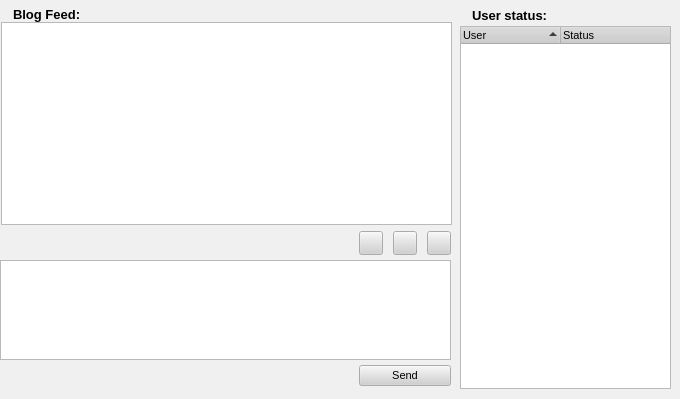
Above: retroshare-gui/src/gui/BlogDialog.ui from RetroShare/RetroShare before the change. Below: the same form after it.
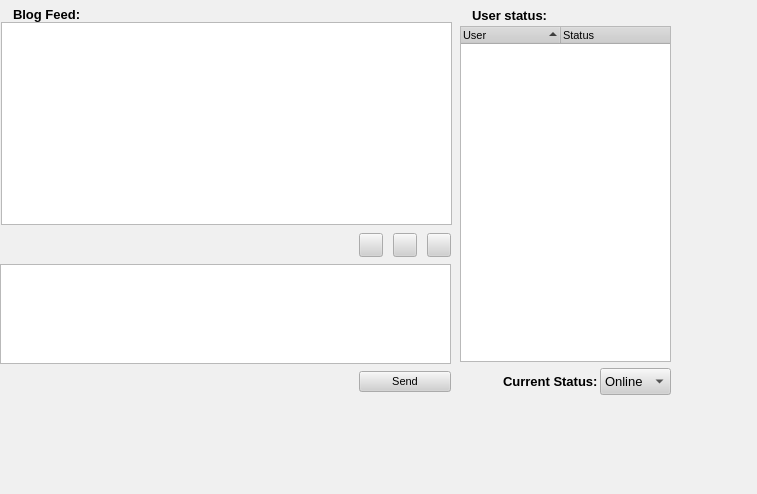
That is the form after the change. Icons and pictures are not drawn.

Commit message: Added a status dropdown including a few example statuses

What changed in the file:
```diff
--- a/retroshare-gui/src/gui/BlogDialog.ui
+++ b/retroshare-gui/src/gui/BlogDialog.ui
@@ -5,8 +5,8 @@
    <rect>
     <x>0</x>
     <y>0</y>
-    <width>680</width>
-    <height>399</height>
+    <width>757</width>
+    <height>494</height>
    </rect>
   </property>
   <property name="sizePolicy" >
@@ -510,7 +510,7 @@
      <x>460</x>
      <y>6</y>
      <width>211</width>
-     <height>383</height>
+     <height>356</height>
     </rect>
    </property>
    <layout class="QGridLayout" >
@@ -783,13 +783,68 @@
     </item>
    </layout>
   </widget>
+  <widget class="QComboBox" name="comboBox" >
+   <property name="geometry" >
+    <rect>
+     <x>600</x>
+     <y>368</y>
+     <width>71</width>
+     <height>27</height>
+    </rect>
+   </property>
+   <property name="font" >
+    <font>
+     <pointsize>10</pointsize>
+    </font>
+   </property>
+   <item>
+    <property name="text" >
+     <string>Online</string>
+    </property>
+   </item>
+   <item>
+    <property name="text" >
+     <string>Away</string>
+    </property>
+   </item>
+   <item>
+    <property name="text" >
+     <string>Busy</string>
+    </property>
+   </item>
+   <item>
+    <property name="text" >
+     <string>Offline</string>
+    </property>
+   </item>
+  </widget>
+  <widget class="QLabel" name="label_3" >
+   <property name="geometry" >
+    <rect>
+     <x>503</x>
+     <y>371</y>
+     <width>101</width>
+     <height>20</height>
+    </rect>
+   </property>
+   <property name="font" >
+    <font>
+     <pointsize>10</pointsize>
+     <weight>75</weight>
+     <bold>true</bold>
+    </font>
+   </property>
+   <property name="text" >
+    <string>Current Status:</string>
+   </property>
+  </widget>
   <widget class="QWidget" name="" >
    <property name="geometry" >
     <rect>
      <x>0</x>
      <y>227</y>
      <width>451</width>
-     <height>165</height>
+     <height>174</height>
     </rect>
    </property>
    <layout class="QGridLayout" >
```
